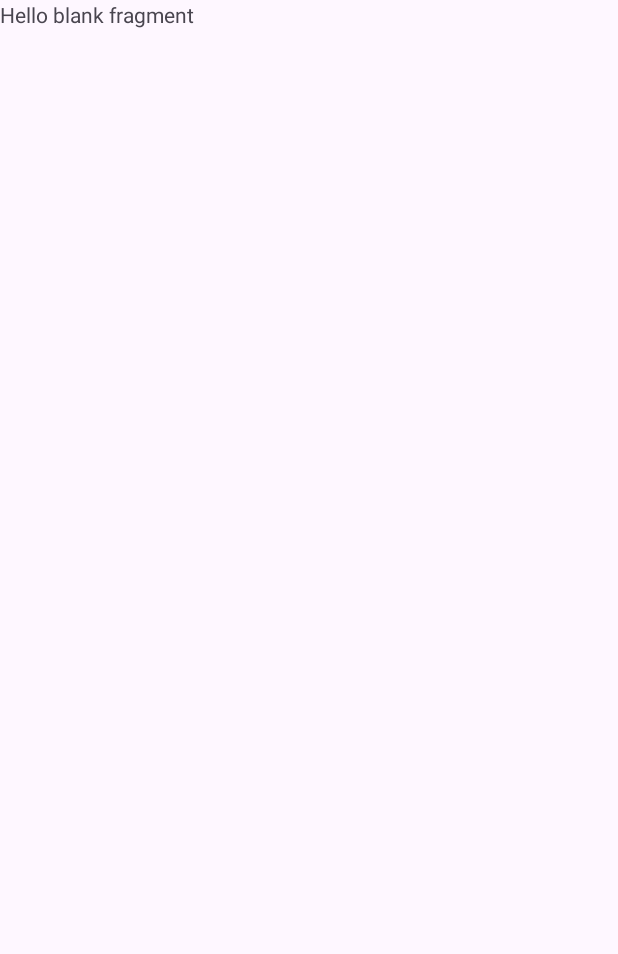
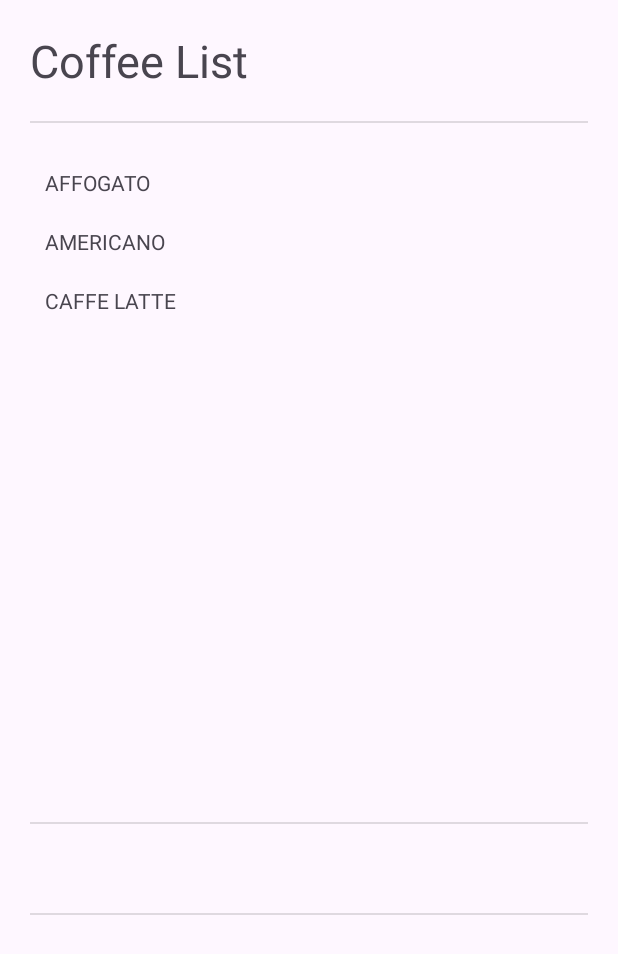
Before and after one commit to Calvin-braus/LAB_WEEK_03, an Android app: the screen it shows after launch (MainActivity), on a phone screen of 412 x 824 dp. Before the commit the part shown is almost empty. Shown: the top 954 px of the screen. Run offline under Robolectric (Android 15) with nearby library versions, the phone set to English and light mode, and no system bars.

Commit message:
Commit No. 2 – add coffee list & detail fragment

```diff
--- /dev/null
+++ b/app/src/main/java/com/example/lab_week_03/DetailFragment.kt
@@ -0,0 +1,52 @@
+package com.example.lab_week_03
+
+import android.os.Bundle
+import android.view.LayoutInflater
+import android.view.View
+import android.view.ViewGroup
+import android.widget.TextView
+import androidx.fragment.app.Fragment
+
+class DetailFragment : Fragment() {
+
+    private val coffeeTitle: TextView?
+        get() = view?.findViewById(R.id.coffee_title)
+
+    private val coffeeDesc: TextView?
+        get() = view?.findViewById(R.id.coffee_desc)
+
+    override fun onCreate(savedInstanceState: Bundle?) {
+        super.onCreate(savedInstanceState)
+    }
+
+    override fun onCreateView(
+        inflater: LayoutInflater, container: ViewGroup?,
+        savedInstanceState: Bundle?
+    ): View? {
+        // inflate layout fragment_detail.xml
+        return inflater.inflate(R.layout.fragment_detail, container, false)
+    }
+
+    // fungsi untuk update UI sesuai kopi yang dipilih
+    fun setCoffeeData(id: Int) {
+        when (id) {
+            R.id.affogato -> {
+                coffeeTitle?.text = getString(R.string.affogato_title)
+                coffeeDesc?.text = getString(R.string.affogato_desc)
+            }
+            R.id.americano -> {
+                coffeeTitle?.text = getString(R.string.americano_title)
+                coffeeDesc?.text = getString(R.string.americano_desc)
+            }
+            R.id.latte -> {
+                coffeeTitle?.text = getString(R.string.latte_title)
+                coffeeDesc?.text = getString(R.string.latte_desc)
+            }
+        }
+    }
+
+    companion object {
+        @JvmStatic
+        fun newInstance() = DetailFragment()
+    }
+}
--- /dev/null
+++ b/app/src/main/java/com/example/lab_week_03/ListFragment.kt
@@ -0,0 +1,61 @@
+package com.example.lab_week_03
+
+import android.content.Context
+import android.os.Bundle
+import android.view.LayoutInflater
+import android.view.View
+import android.view.ViewGroup
+import androidx.fragment.app.Fragment
+
+class ListFragment : Fragment(), View.OnClickListener {
+
+    private lateinit var coffeeListener: CoffeeListener
+
+    override fun onAttach(context: Context) {
+        super.onAttach(context)
+        if (context is CoffeeListener) {
+            coffeeListener = context
+        } else {
+            throw RuntimeException("$context must implement CoffeeListener")
+        }
+    }
+
+    override fun onCreate(savedInstanceState: Bundle?) {
+        super.onCreate(savedInstanceState)
+    }
+
+    override fun onCreateView(
+        inflater: LayoutInflater, container: ViewGroup?,
+        savedInstanceState: Bundle?
+    ): View? {
+        // inflate layout fragment_list.xml
+        return inflater.inflate(R.layout.fragment_list, container, false)
+    }
+
+    override fun onViewCreated(view: View, savedInstanceState: Bundle?) {
+        super.onViewCreated(view, savedInstanceState)
+
+        // Ambil semua item kopi dari fragment_list.xml
+        val coffeeList = listOf<View>(
+            view.findViewById(R.id.affogato),
+            view.findViewById(R.id.americano),
+            view.findViewById(R.id.latte)
+        )
+
+        // Set listener ke masing-masing item
+        coffeeList.forEach {
+            it.setOnClickListener(this)
+        }
+    }
+
+    override fun onClick(v: View?) {
+        v?.let { coffee ->
+            coffeeListener.onSelected(coffee.id) // kirim ID view yg dipilih ke activity
+        }
+    }
+
+    companion object {
+        @JvmStatic
+        fun newInstance() = ListFragment()
+    }
+}
--- a/app/src/main/java/com/example/lab_week_03/MainActivity.kt
+++ b/app/src/main/java/com/example/lab_week_03/MainActivity.kt
@@ -1,53 +1,32 @@
 package com.example.lab_week_03
 
 import android.os.Bundle
-import android.util.Log
 import androidx.activity.enableEdgeToEdge
 import androidx.appcompat.app.AppCompatActivity
 import androidx.core.view.ViewCompat
 import androidx.core.view.WindowInsetsCompat
 
-class MainActivity : AppCompatActivity() {
+interface CoffeeListener {
+    fun onSelected(id: Int)
+}
+class MainActivity : AppCompatActivity(), CoffeeListener {
+
     override fun onCreate(savedInstanceState: Bundle?) {
         super.onCreate(savedInstanceState)
         enableEdgeToEdge()
         setContentView(R.layout.activity_main)
 
+        // supaya layout tidak ketiban status bar
         ViewCompat.setOnApplyWindowInsetsListener(findViewById(R.id.main)) { v, insets ->
             val systemBars = insets.getInsets(WindowInsetsCompat.Type.systemBars())
             v.setPadding(systemBars.left, systemBars.top, systemBars.right, systemBars.bottom)
             insets
         }
-
-        Log.d(TAG, "onCreate")
     }
 
-    override fun onStart() {
-        super.onStart()
-        Log.d(TAG, "onStart")
-    }
-
-    override fun onResume() {
-        super.onResume()
-        Log.d(TAG, "onResume")
-    }
-
-    override fun onPause() {
-        super.onPause()
-        Log.d(TAG, "onPause")
-    }
-
-    override fun onStop() {
-        super.onStop()
-        Log.d(TAG, "onStop")
-    }
-
-    override fun onDestroy() {
-        super.onDestroy()
-        Log.d(TAG, "onDestroy")
-    }
-
-    companion object {
-        private const val TAG = "MainActivity"
+    override fun onSelected(id: Int) {
+        val detailFragment = supportFragmentManager
+            .findFragmentById(R.id.fragment_detail) as DetailFragment
+        detailFragment.setCoffeeData(id)
     }
 }
--- a/app/src/main/java/com/example/lab_week_03/MainFragment.kt
+++ /dev/null
@@ -1,83 +0,0 @@
-package com.example.lab_week_03
-
-import android.content.Context
-import android.os.Bundle
-import android.util.Log
-import android.view.LayoutInflater
-import android.view.View
-import android.view.ViewGroup
-import androidx.fragment.app.Fragment
-
-class MainFragment : Fragment() {
-
-    private var param1: String? = null
-    private var param2: String? = null
-
-    override fun onAttach(context: Context) {
-        super.onAttach(context)
-        Log.d(TAG, "onAttach")
-    }
-
-    override fun onCreate(savedInstanceState: Bundle?) {
-        super.onCreate(savedInstanceState)
-        Log.d(TAG,"onCreate")
-
-        arguments?.let {
-            param1 = it.getString(ARG_PARAM1)
-            param2 = it.getString(ARG_PARAM2)
-        }
-    }
-
-    override fun onCreateView(
-        inflater: LayoutInflater, container: ViewGroup?,
-        savedInstanceState: Bundle?
-    ): View? {
-        Log.d(TAG,"onCreateView")
-        return inflater.inflate(R.layout.fragment_main, container, false)
-    }
-
-    override fun onViewCreated(view: View, savedInstanceState: Bundle?) {
-        super.onViewCreated(view, savedInstanceState)
-        Log.d(TAG, "onViewCreated")
-    }
-
-    override fun onPause() {
-        super.onPause()
-        Log.d(TAG, "onPause")
-    }
-
-    override fun onStop() {
-        super.onStop()
-        Log.d(TAG, "onStop")
-    }
-
-    override fun onDestroyView() {
-        super.onDestroyView()
-        Log.d(TAG, "onDestroyView")
-    }
-
-    override fun onDestroy() {
-        super.onDestroy()
-        Log.d(TAG, "onDestroy")
-    }
-
-    override fun onDetach() {
-        super.onDetach()
-        Log.d(TAG, "onDetach")
-    }
-
-    companion object {
-        private const val ARG_PARAM1 = "param1"
-        private const val ARG_PARAM2 = "param2"
-        private const val TAG = "MainFragment"
-
-        @JvmStatic
-        fun newInstance(param1: String, param2: String) =
-            MainFragment().apply {
-                arguments = Bundle().apply {
-                    putString(ARG_PARAM1, param1)
-                    putString(ARG_PARAM2, param2)
-                }
-            }
-    }
-}
--- a/app/src/main/res/layout/activity_main.xml
+++ b/app/src/main/res/layout/activity_main.xml
@@ -1,22 +1,35 @@
 <?xml version="1.0" encoding="utf-8"?>
-<androidx.constraintlayout.widget.ConstraintLayout
+<LinearLayout
     xmlns:android="http://schemas.android.com/apk/res/android"
     xmlns:app="http://schemas.android.com/apk/res-auto"
     xmlns:tools="http://schemas.android.com/tools"
     android:id="@+id/main"
     android:layout_width="match_parent"
     android:layout_height="match_parent"
+    android:orientation="vertical"
     tools:context=".MainActivity">
 
-    <!-- FragmentContainerView digunakan untuk menampilkan MainFragment -->
+    <!-- List Fragment (atas) -->
     <androidx.fragment.app.FragmentContainerView
-        android:id="@+id/main_fragment"
-        android:name="com.example.lab_week_03.MainFragment"
+        android:id="@+id/fragment_list"
+        android:name="com.example.lab_week_03.ListFragment"
         android:layout_width="match_parent"
-        android:layout_height="match_parent"
-        app:layout_constraintTop_toTopOf="parent"
-        app:layout_constraintBottom_toBottomOf="parent"
-        app:layout_constraintStart_toStartOf="parent"
-        app:layout_constraintEnd_toEndOf="parent"/>
+        android:layout_height="0dp"
+        android:layout_weight="2" />
 
-</androidx.constraintlayout.widget.ConstraintLayout>
+    <!-- Divider -->
+    <View
+        android:layout_width="match_parent"
+        android:layout_height="1dp"
+        android:layout_marginHorizontal="20dp"
+        android:background="?android:attr/dividerVertical" />
+
+    <!-- Detail Fragment (bawah) -->
+    <androidx.fragment.app.FragmentContainerView
+        android:id="@+id/fragment_detail"
+        android:name="com.example.lab_week_03.DetailFragment"
+        android:layout_width="match_parent"
+        android:layout_height="0dp"
+        android:layout_weight="1" />
+
+</LinearLayout>
--- /dev/null
+++ b/app/src/main/res/layout/fragment_detail.xml
@@ -0,0 +1,28 @@
+<?xml version="1.0" encoding="utf-8"?>
+<LinearLayout
+    xmlns:android="http://schemas.android.com/apk/res/android"
+    xmlns:tools="http://schemas.android.com/tools"
+    android:layout_width="match_parent"
+    android:layout_height="match_parent"
+    android:orientation="vertical"
+    android:padding="20dp"
+    tools:context=".DetailFragment">
+    <TextView
+        android:id="@+id/coffee_title"
+        android:layout_width="match_parent"
+        android:layout_height="wrap_content"
+        android:gravity="center"
+        android:textStyle="bold"
+        tools:text="@string/affogato_title"/>
+    <View
+        android:layout_width="match_parent"
+        android:layout_height="1dp"
+        android:layout_marginVertical="20dp"
+        android:background="?android:attr/dividerVertical" />
+    <TextView
+        android:id="@+id/coffee_desc"
+        android:layout_width="match_parent"
+        android:layout_height="wrap_content"
+        android:gravity="center"
+        tools:text="@string/affogato_desc" />
+</LinearLayout>
--- /dev/null
+++ b/app/src/main/res/layout/fragment_list.xml
@@ -0,0 +1,51 @@
+<?xml version="1.0" encoding="utf-8"?>
+<ScrollView xmlns:android="http://schemas.android.com/apk/res/android"
+    xmlns:tools="http://schemas.android.com/tools"
+    android:layout_width="match_parent"
+    android:layout_height="match_parent"
+    android:padding="20dp"
+    tools:context=".ListFragment">
+
+    <LinearLayout
+        android:layout_width="match_parent"
+        android:layout_height="wrap_content"
+        android:orientation="vertical">
+
+        <!-- Title -->
+        <TextView
+            android:layout_width="match_parent"
+            android:layout_height="wrap_content"
+            android:textSize="30sp"
+            android:text="@string/coffee_list" />
+
+        <!-- Divider -->
+        <View
+            android:layout_width="match_parent"
+            android:layout_height="1dp"
+            android:layout_marginVertical="20dp"
+            android:background="?android:attr/dividerVertical" />
+
+        <!-- Coffee Items -->
+        <TextView
+            android:id="@+id/affogato"
+            android:layout_width="match_parent"
+            android:layout_height="wrap_content"
+            android:padding="10dp"
+            android:text="@string/affogato_title" />
+
+        <TextView
+            android:id="@+id/americano"
+            android:layout_width="match_parent"
+            android:layout_height="wrap_content"
+            android:padding="10dp"
+            android:text="@string/americano_title" />
+
+        <TextView
+            android:id="@+id/latte"
+            android:layout_width="match_parent"
+            android:layout_height="wrap_content"
+            android:padding="10dp"
+            android:text="@string/latte_title" />
+
+    </LinearLayout>
+</ScrollView>
--- a/app/src/main/res/layout/fragment_main.xml
+++ /dev/null
@@ -1,14 +0,0 @@
-<?xml version="1.0" encoding="utf-8"?>
-<FrameLayout xmlns:android="http://schemas.android.com/apk/res/android"
-    xmlns:tools="http://schemas.android.com/tools"
-    android:layout_width="match_parent"
-    android:layout_height="match_parent"
-    tools:context=".MainFragment">
-
-    <!-- TODO: Update blank fragment layout -->
-    <TextView
-        android:layout_width="match_parent"
-        android:layout_height="match_parent"
-        android:text="@string/hello_blank_fragment" />
-
-</FrameLayout>
--- a/app/src/main/res/values/strings.xml
+++ b/app/src/main/res/values/strings.xml
@@ -1,5 +1,16 @@
 <resources>
     <string name="app_name">LAB_WEEK_03</string>
-<!-- TODO: Remove or change this placeholder text -->
-    <string name="hello_blank_fragment">Hello blank fragment</string>
+    <string name="affogato_title">AFFOGATO</string>
+    <string name="affogato_desc">Espresso poured on a vanilla ice cream. Served in a
+cappuccino cup.</string>
+    <string name="americano_title">AMERICANO</string>
+    <string name="americano_desc">Espresso with added hot water (100-150 ml). Often
+served in a cappuccino cup. (The espresso is added into the hot water rather than
+all the water being flowed through the coffee that would lead to over
+extraction.)</string>
+    <string name="latte_title">CAFFE LATTE</string>
+    <string name="latte_desc">A tall, mild \'milk coffee\' (about 150-300 ml). An
+espresso with steamed milk and only a little milk foam poured over it. Serve in a
+latte glass or a coffee cup. Flavored syrup can be added.</string>
+    <string name="coffee_list">Coffee List</string>
 </resources>
```
